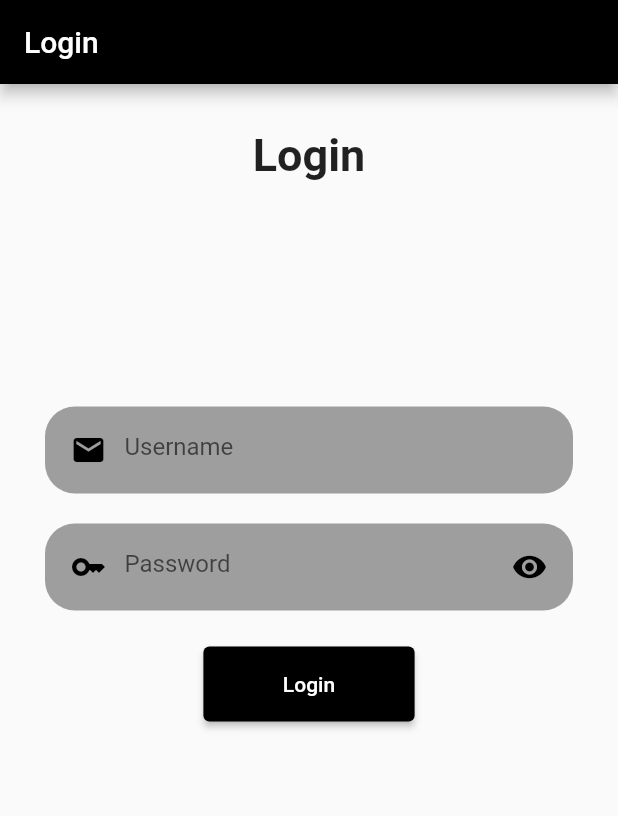
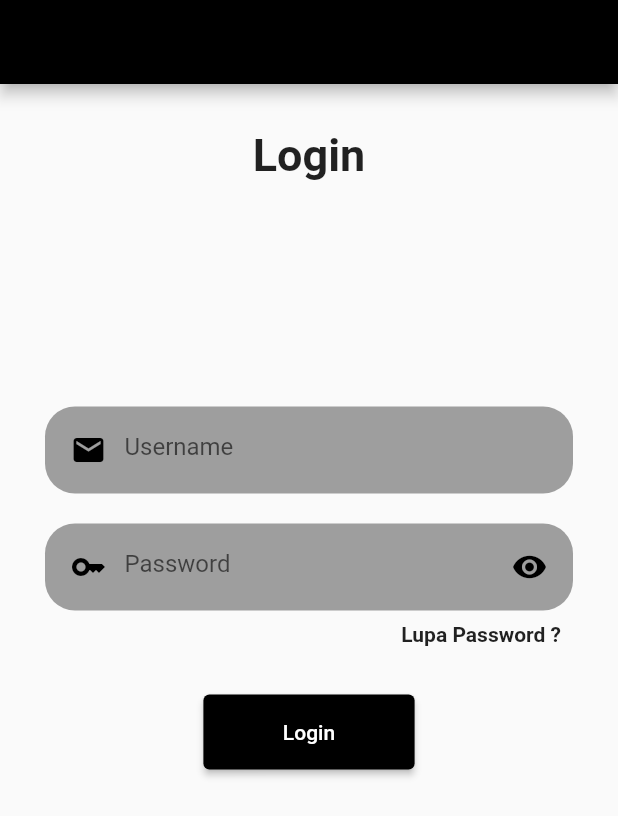
Before and after one commit to wlp26/Project_Ekspedisi, a Flutter app: the screen it shows after launch, on a phone screen of 412 x 824 dp. Shown: the top 816 px of the screen. Run offline on Flutter 3.47's test engine with Material 2 defaults, Android fonts, the light colour scheme and no system bars.

Commit message:
Update login.dart

```diff
--- a/lib/screens/login.dart
+++ b/lib/screens/login.dart
@@ -19,7 +19,6 @@ class _LoginState extends State<Login> {
   Widget build(BuildContext context) {
     return Scaffold(
       appBar: AppBar(
-        title: Text("Login"),
         backgroundColor: Colors.black,
       ),
       body: SingleChildScrollView(
@@ -28,7 +27,7 @@ class _LoginState extends State<Login> {
           mainAxisAlignment: MainAxisAlignment.start,
           crossAxisAlignment: CrossAxisAlignment.stretch,
           children: <Widget>[
-            Padding(
+            Container(
               padding: EdgeInsets.only(bottom: 150.0),
               child: Text(
                 "Login",
@@ -85,6 +84,23 @@ class _LoginState extends State<Login> {
                 obscureText: _obscurePassword,
               ),
             ),
+            Container(
+              padding: EdgeInsets.all(8.0),
+              alignment: Alignment.centerRight,
+              child: GestureDetector(
+                onTap: () {
+                  // Pindahkan pengguna ke halaman lain di sini
+                  // Navigator.push(
+                  //   context,
+                  //   MaterialPageRoute(builder: (context) => HalamanBaru()),
+                  // );
+                },
+                child: Text(
+                  "Lupa Password ?",
+                  style: TextStyle(fontWeight: FontWeight.bold),
+                ),
+              ),
+            ),
             SizedBox(height: 24.0),
             FractionallySizedBox(
               widthFactor:
```
